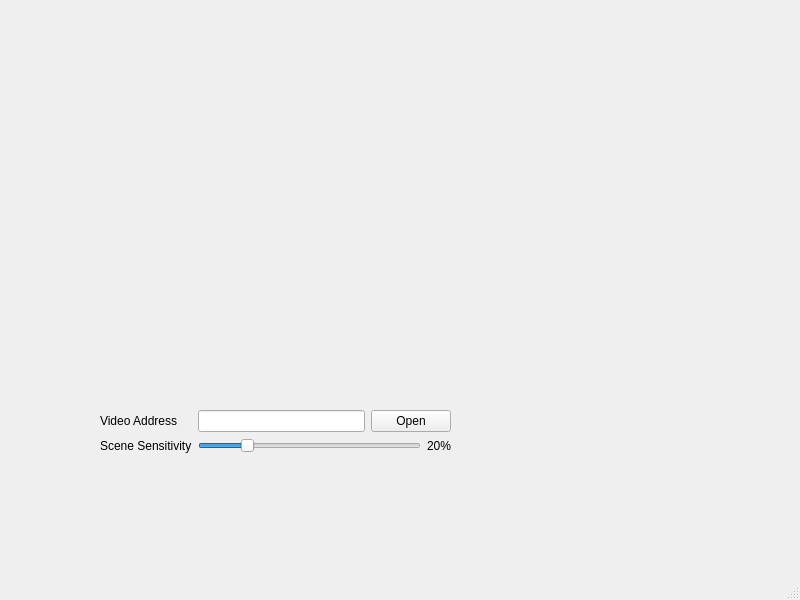
This is ui/MainWindow.ui in MohammadNPak/SceneDetector as Qt 5 draws it before an edit. The edited form follows.
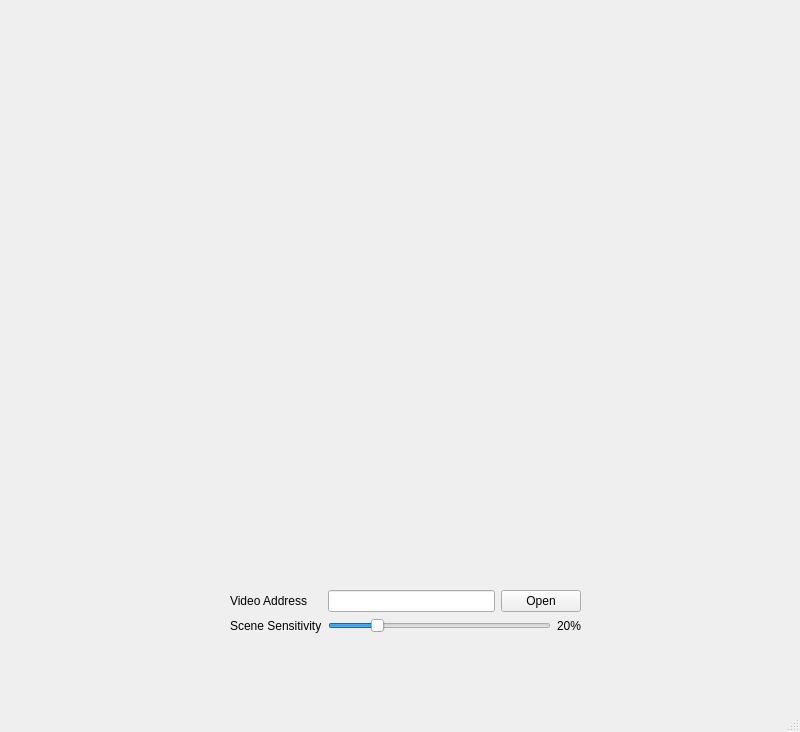
This is the edited form.

Patch:
```diff
--- a/ui/MainWindow.ui
+++ b/ui/MainWindow.ui
@@ -7,7 +7,7 @@
     <x>0</x>
     <y>0</y>
     <width>800</width>
-    <height>600</height>
+    <height>732</height>
    </rect>
   </property>
   <property name="windowTitle">
@@ -17,8 +17,8 @@
    <widget class="QWidget" name="formLayoutWidget">
     <property name="geometry">
      <rect>
-      <x>100</x>
-      <y>410</y>
+      <x>230</x>
+      <y>590</y>
       <width>351</width>
       <height>71</height>
      </rect>
```
Left out of the diff: 21 changed lines with no effect on the pictures.
